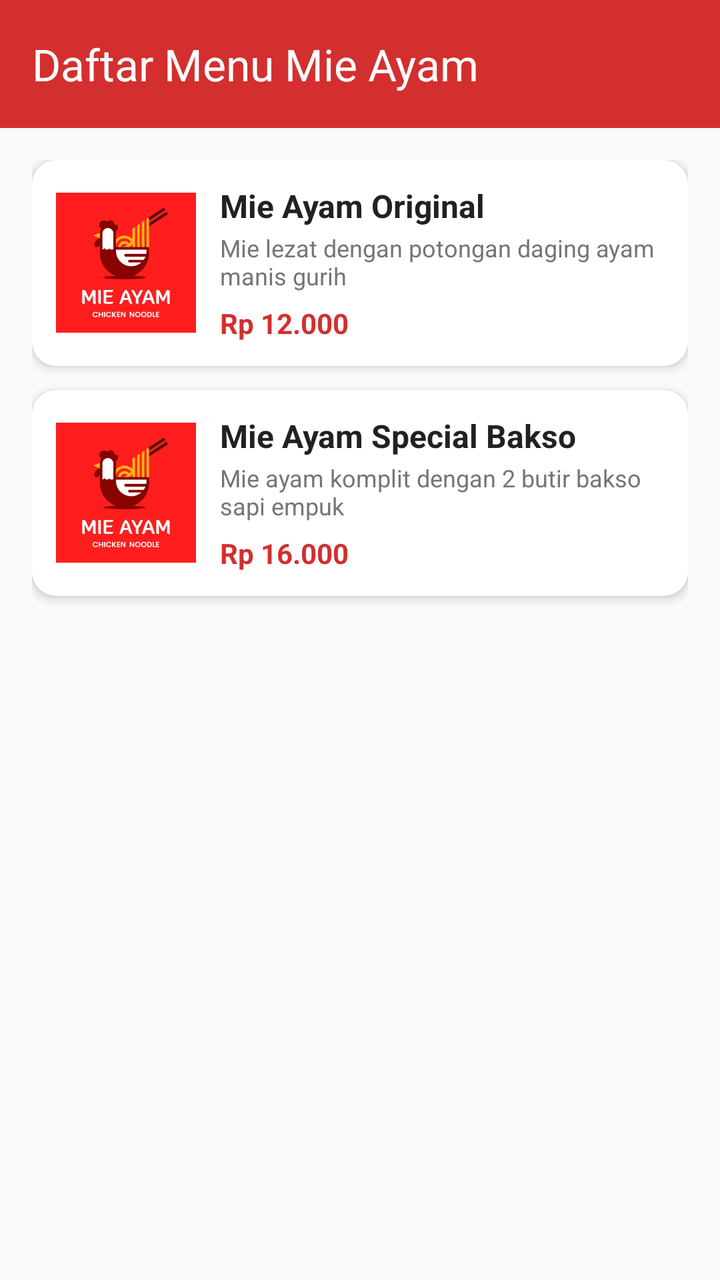
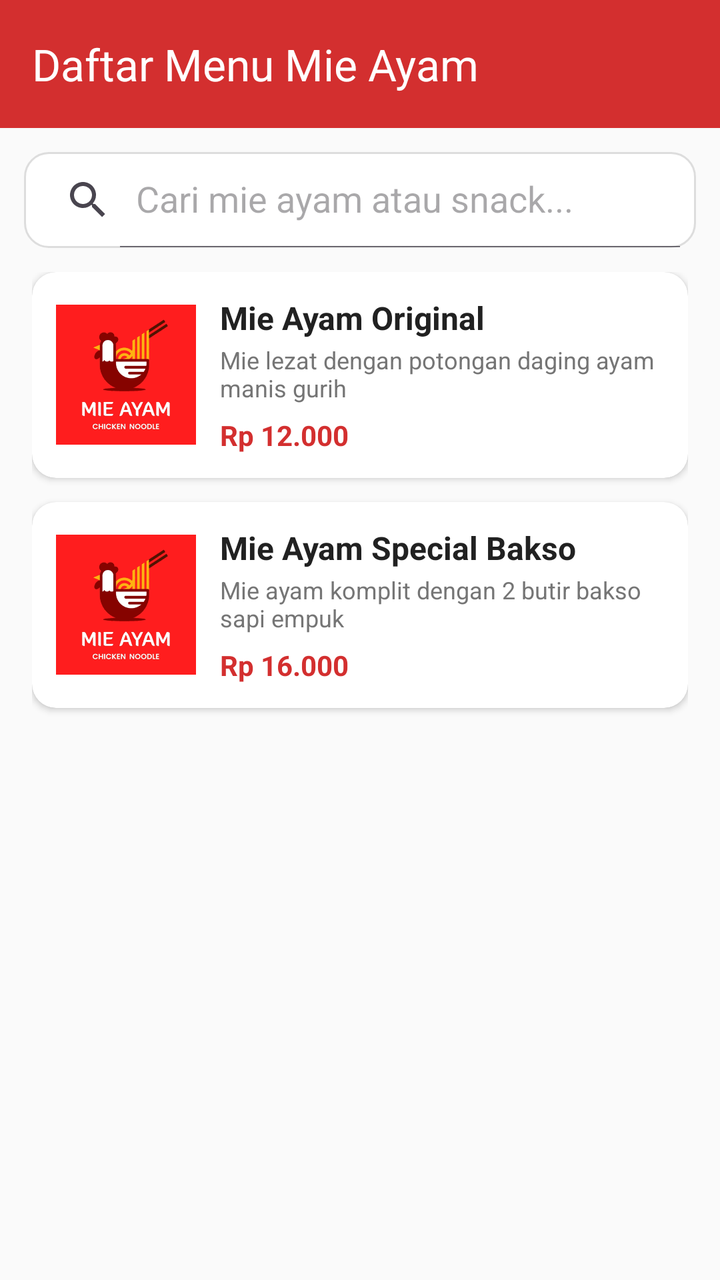

The first picture is an Android layout as it rendered before a commit; the second is the same layout after the commit. The layout source and the unified diff follow.
<!-- AndroidManifest.xml: application theme Theme.SnackRachel -->
<!-- res/layout/fragment_menu.xml -->
<?xml version="1.0" encoding="utf-8"?>
<LinearLayout xmlns:android="http://schemas.android.com/apk/res/android"
    xmlns:app="http://schemas.android.com/apk/res-auto"
    android:layout_width="match_parent"
    android:layout_height="match_parent"
    android:orientation="vertical"
    android:background="@color/background_light">

    
    <com.google.android.material.appbar.MaterialToolbar
        android:layout_width="match_parent"
        android:layout_height="?attr/actionBarSize"
        android:background="@color/primary_color"
        app:title="Daftar Menu Mie Ayam"
        app:titleTextColor="@android:color/white" />

    <ScrollView
        android:layout_width="match_parent"
        android:layout_height="match_parent"
        android:padding="16dp">

        <LinearLayout
            android:layout_width="match_parent"
            android:layout_height="wrap_content"
            android:orientation="vertical">

            
            <com.google.android.material.card.MaterialCardView
                android:layout_width="match_parent"
                android:layout_height="wrap_content"
                android:layout_marginBottom="12dp"
                app:cardBackgroundColor="@android:color/white"
                app:cardCornerRadius="12dp"
                app:cardElevation="3dp"
                app:strokeWidth="0dp">

                <LinearLayout
                    android:layout_width="match_parent"
                    android:layout_height="wrap_content"
                    android:orientation="horizontal"
                    android:padding="12dp"
                    android:gravity="center_vertical">

                    <ImageView
                        android:layout_width="70dp"
                        android:layout_height="70dp"
                        android:src="@drawable/mieayam"
                        android:scaleType="centerCrop"
                        android:contentDescription="Mie Ayam" />

                    <LinearLayout
                        android:layout_width="match_parent"
                        android:layout_height="wrap_content"
                        android:orientation="vertical"
                        android:layout_marginStart="12dp">

                        <TextView
                            android:layout_width="wrap_content"
                            android:layout_height="wrap_content"
                            android:text="Mie Ayam Original"
                            android:textSize="16sp"
                            android:textStyle="bold"
                            android:textColor="@color/text_dark" />

                        <TextView
                            android:layout_width="wrap_content"
                            android:layout_height="wrap_content"
                            android:text="Mie lezat dengan potongan daging ayam manis gurih"
                            android:textSize="12sp"
                            android:textColor="#757575"
                            android:layout_marginTop="2dp" />

                        <TextView
                            android:layout_width="wrap_content"
                            android:layout_height="wrap_content"
                            android:text="Rp 12.000"
                            android:textSize="14sp"
                            android:textStyle="bold"
                            android:textColor="@color/primary_color"
                            android:layout_marginTop="6dp" />
                    </LinearLayout>
                </LinearLayout>
            </com.google.android.material.card.MaterialCardView>

            
            <com.google.android.material.card.MaterialCardView
                android:layout_width="match_parent"
                android:layout_height="wrap_content"
                android:layout_marginBottom="12dp"
                app:cardBackgroundColor="@android:color/white"
                app:cardCornerRadius="12dp"
                app:cardElevation="3dp"
                app:strokeWidth="0dp">

                <LinearLayout
                    android:layout_width="match_parent"
                    android:layout_height="wrap_content"
                    android:orientation="horizontal"
                    android:padding="12dp"
                    android:gravity="center_vertical">

                    <ImageView
                        android:layout_width="70dp"
                        android:layout_height="70dp"
                        android:src="@drawable/mieayam"
                        android:scaleType="centerCrop"
                        android:contentDescription="Mie Ayam Bakso" />

                    <LinearLayout
                        android:layout_width="match_parent"
                        android:layout_height="wrap_content"
                        android:orientation="vertical"
                        android:layout_marginStart="12dp">

                        <TextView
                            android:layout_width="wrap_content"
                            android:layout_height="wrap_content"
                            android:text="Mie Ayam Special Bakso"
                            android:textSize="16sp"
                            android:textStyle="bold"
                            android:textColor="@color/text_dark" />

                        <TextView
                            android:layout_width="wrap_content"
                            android:layout_height="wrap_content"
                            android:text="Mie ayam komplit dengan 2 butir bakso sapi empuk"
                            android:textSize="12sp"
                            android:textColor="#757575"
                            android:layout_marginTop="2dp" />

                        <TextView
                            android:layout_width="wrap_content"
                            android:layout_height="wrap_content"
                            android:text="Rp 16.000"
                            android:textSize="14sp"
                            android:textStyle="bold"
                            android:textColor="@color/primary_color"
                            android:layout_marginTop="6dp" />
                    </LinearLayout>
                </LinearLayout>
            </com.google.android.material.card.MaterialCardView>

        </LinearLayout>
    </ScrollView>
</LinearLayout>
<!-- resources referenced by this layout -->
<resources>
  <color name="background_light">#FAFAFA</color>
  <color name="primary_color">#D32F2F</color>
  <color name="text_dark">#212121</color>
  <!-- drawable mieayam: png bitmap (drawable, 11821 bytes) -->
  <style name="Theme.SnackRachel" parent="Base.Theme.SnackRachel" />
  <style name="Base.Theme.SnackRachel" parent="Theme.Material3.DayNight.NoActionBar">
          
          
      </style>
</resources>

<!-- the commit's change to res/layout/fragment_menu.xml (unified diff, before → after) -->
@@ -14,10 +14,20 @@
         app:title="Daftar Menu Mie Ayam"
         app:titleTextColor="@android:color/white" />
 
+    
+    <androidx.appcompat.widget.SearchView
+        android:id="@+id/searchMenu"
+        android:layout_width="match_parent"
+        android:layout_height="wrap_content"
+        android:layout_margin="12dp"
+        android:background="@drawable/bg_search"
+        app:queryHint="Cari mie ayam atau snack..."
+        app:iconifiedByDefault="false" />
+
     <ScrollView
         android:layout_width="match_parent"
         android:layout_height="match_parent"
-        android:padding="16dp">
+        android:paddingHorizontal="16dp">
 
         <LinearLayout
             android:layout_width="match_parent"
@@ -26,12 +36,13 @@
 
             
             <com.google.android.material.card.MaterialCardView
+                android:id="@+id/cardMieOriginal"
                 android:layout_width="match_parent"
                 android:layout_height="wrap_content"
                 android:layout_marginBottom="12dp"
                 app:cardBackgroundColor="@android:color/white"
                 app:cardCornerRadius="12dp"
-                app:cardElevation="3dp"
+                app:cardElevation="2dp"
                 app:strokeWidth="0dp">
 
                 <LinearLayout
@@ -55,6 +66,7 @@
                         android:layout_marginStart="12dp">
 
                         <TextView
+                            android:id="@+id/tvTitleOriginal"
                             android:layout_width="wrap_content"
                             android:layout_height="wrap_content"
                             android:text="Mie Ayam Original"
@@ -84,12 +96,13 @@
 
             
             <com.google.android.material.card.MaterialCardView
+                android:id="@+id/cardMieBakso"
                 android:layout_width="match_parent"
                 android:layout_height="wrap_content"
                 android:layout_marginBottom="12dp"
                 app:cardBackgroundColor="@android:color/white"
                 app:cardCornerRadius="12dp"
-                app:cardElevation="3dp"
+                app:cardElevation="2dp"
                 app:strokeWidth="0dp">
 
                 <LinearLayout
@@ -113,6 +126,7 @@
                         android:layout_marginStart="12dp">
 
                         <TextView
+                            android:id="@+id/tvTitleBakso"
                             android:layout_width="wrap_content"
                             android:layout_height="wrap_content"
                             android:text="Mie Ayam Special Bakso"
<!-- resource entries referenced after the edit -->
@@ -3,6 +3,15 @@
   <color name="background_light">#FAFAFA</color>
   <color name="primary_color">#D32F2F</color>
   <color name="text_dark">#212121</color>
+  <!-- drawable bg_search (drawable) -->
+  <?xml version="1.0" encoding="utf-8"?>
+  <shape xmlns:android="http://schemas.android.com/apk/res/android">
+      <solid android:color="#FFFFFF" />
+      <corners android:radius="12dp" />
+      <stroke
+          android:width="1dp"
+          android:color="#DDDDDD" />
+  </shape>
   <!-- drawable mieayam: png bitmap (drawable, 11821 bytes) -->
   <style name="Theme.SnackRachel" parent="Base.Theme.SnackRachel" />
   <style name="Base.Theme.SnackRachel" parent="Theme.Material3.DayNight.NoActionBar">
